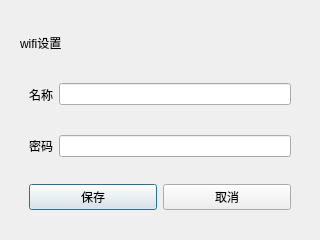
Before: the Qt Designer form Software/QT-rebuid/Sparrow/dialog_wifi_cfg.ui in Magiclxw/Sparrow, drawn with Qt 5.
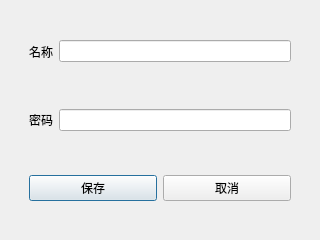
After: the same form once the commit is applied.

```diff
--- a/Software/QT-rebuid/Sparrow/dialog_wifi_cfg.ui
+++ b/Software/QT-rebuid/Sparrow/dialog_wifi_cfg.ui
@@ -17,13 +17,6 @@
    <item>
     <widget class="QWidget" name="widget" native="true">
      <layout class="QVBoxLayout" name="verticalLayout_2">
-      <item>
-       <widget class="QLabel" name="label">
-        <property name="text">
-         <string>wifi设置</string>
-        </property>
-       </widget>
-      </item>
       <item>
        <widget class="QWidget" name="widget_2" native="true">
         <layout class="QHBoxLayout" name="horizontalLayout">
```
Left out of the diff: 2 changed lines with no effect on the pictures.
